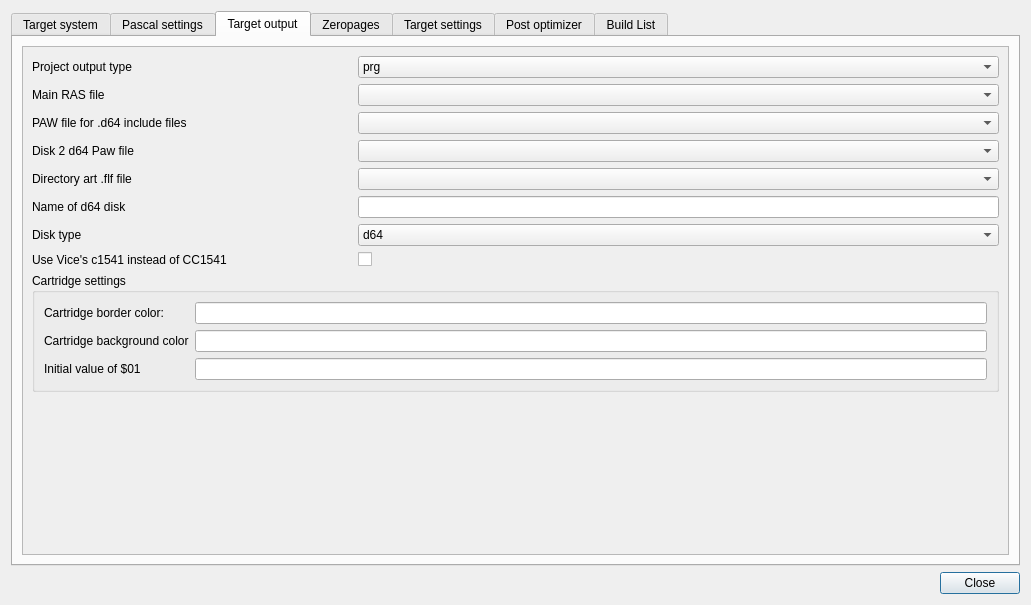
Above: source/dialogprojectsettings.ui from leuat/TRSE before the change. Below: the same form after it.
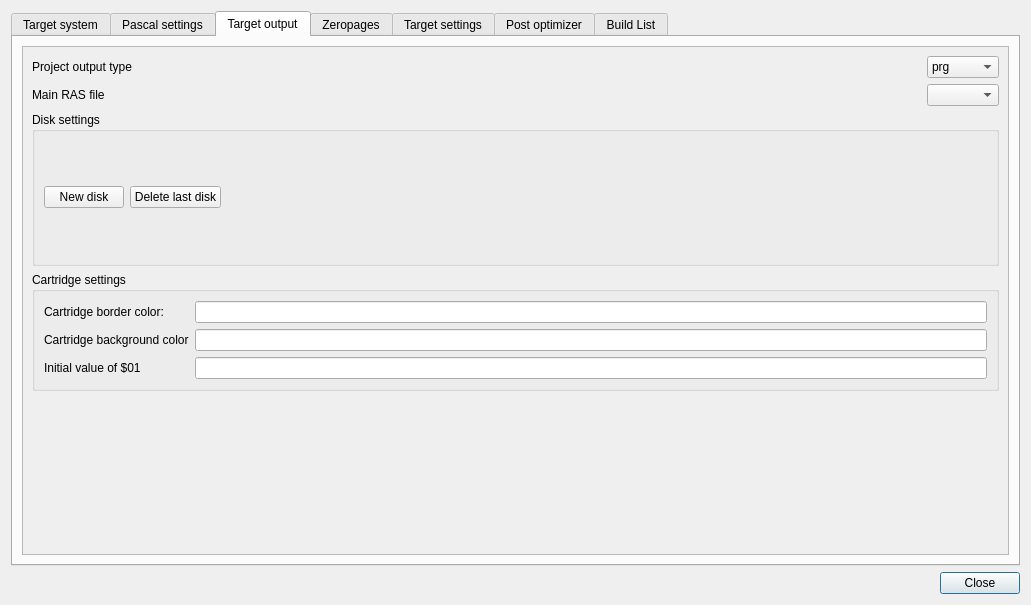
That is the form after the change. The open tabs and pages were chosen to show the change.

Commit message: Added new disk system

The edit to the form file:
```diff
--- a/source/dialogprojectsettings.ui
+++ b/source/dialogprojectsettings.ui
@@ -1203,122 +1203,7 @@
              </rect>
             </property>
             <layout class="QGridLayout" name="gridLayout_24">
-             <item row="0" column="0">
-              <layout class="QGridLayout" name="gridLayout_4" columnstretch="1,2">
-               <item row="5" column="0">
-                <widget class="QLabel" name="label_48">
-                 <property name="text">
-                  <string>Name of d64 disk</string>
-                 </property>
-                </widget>
-               </item>
-               <item row="0" column="1">
-                <widget class="QComboBox" name="cmbOutputType">
-                 <item>
-                  <property name="text">
-                   <string>prg</string>
-                  </property>
-                 </item>
-                 <item>
-                  <property name="text">
-                   <string>d64</string>
-                  </property>
-                 </item>
-                 <item>
-                  <property name="text">
-                   <string>crt</string>
-                  </property>
-                 </item>
-                </widget>
-               </item>
-               <item row="1" column="0">
-                <widget class="QLabel" name="label_8">
-                 <property name="text">
-                  <string>Main RAS file</string>
-                 </property>
-                </widget>
-               </item>
-               <item row="2" column="1">
-                <widget class="QComboBox" name="cmbPawInclude"/>
-               </item>
-               <item row="1" column="1">
-                <widget class="QComboBox" name="cmbMainRas"/>
-               </item>
-               <item row="7" column="0">
-                <widget class="QLabel" name="label_49">
-                 <property name="text">
-                  <string>Use Vice's c1541 instead of CC1541</string>
-                 </property>
-                </widget>
-               </item>
-               <item row="2" column="0">
-                <widget class="QLabel" name="label_9">
-                 <property name="text">
-                  <string>PAW file for .d64 include files</string>
-                 </property>
-                </widget>
-               </item>
-               <item row="4" column="1">
-                <widget class="QComboBox" name="cmbDirArt"/>
-               </item>
-               <item row="3" column="0">
-                <widget class="QLabel" name="label_24">
-                 <property name="text">
-                  <string>Disk 2 d64 Paw file</string>
-                 </property>
-                </widget>
-               </item>
-               <item row="3" column="1">
-                <widget class="QComboBox" name="cmbPawInclude2"/>
-               </item>
-               <item row="4" column="0">
-                <widget class="QLabel" name="label_47">
-                 <property name="text">
-                  <string>Directory art .flf file</string>
-                 </property>
-                </widget>
-               </item>
-               <item row="0" column="0">
-                <widget class="QLabel" name="label_6">
-                 <property name="text">
-                  <string>Project output type</string>
-                 </property>
-                </widget>
-               </item>
-               <item row="7" column="1">
-                <widget class="QCheckBox" name="chkUseViceC1541">
-                 <property name="text">
-                  <string/>
-                 </property>
-                </widget>
-               </item>
-               <item row="5" column="1">
-                <widget class="QLineEdit" name="leDiskname"/>
-               </item>
-               <item row="6" column="1">
-                <widget class="QComboBox" name="cmbDiskType">
-                 <item>
-                  <property name="text">
-                   <string>d64</string>
-                  </property>
-                 </item>
-                 <item>
-                  <property name="text">
-                   <string>d81</string>
-                  </property>
-                 </item>
-                </widget>
-               </item>
-               <item row="6" column="0">
-                <widget class="QLabel" name="label_50">
-                 <property name="text">
-                  <string>Disk type</string>
-                 </property>
-                </widget>
-               </item>
-              </layout>
-             </item>
-             <item row="1" column="0">
+             <item row="2" column="0">
               <widget class="QGroupBox" name="groupBox_2">
                <property name="title">
                 <string>Cartridge settings</string>
@@ -1365,7 +1250,47 @@
                </layout>
               </widget>
              </item>
-             <item row="2" column="0">
+             <item row="0" column="0">
+              <layout class="QGridLayout" name="gridLayout_4" columnstretch="1,0">
+               <item row="0" column="0">
+                <widget class="QLabel" name="label_6">
+                 <property name="text">
+                  <string>Project output type</string>
+                 </property>
+                </widget>
+               </item>
+               <item row="1" column="0">
+                <widget class="QLabel" name="label_8">
+                 <property name="text">
+                  <string>Main RAS file</string>
+                 </property>
+                </widget>
+               </item>
+               <item row="0" column="1">
+                <widget class="QComboBox" name="cmbOutputType">
+                 <item>
+                  <property name="text">
+                   <string>prg</string>
+                  </property>
+                 </item>
+                 <item>
+                  <property name="text">
+                   <string>d64</string>
+                  </property>
+                 </item>
+                 <item>
+                  <property name="text">
+                   <string>crt</string>
+                  </property>
+                 </item>
+                </widget>
+               </item>
+               <item row="1" column="1">
+                <widget class="QComboBox" name="cmbMainRas"/>
+               </item>
+              </layout>
+             </item>
+             <item row="4" column="0">
               <spacer name="verticalSpacer">
                <property name="orientation">
                 <enum>Qt::Vertical</enum>
@@ -1378,6 +1303,49 @@
                </property>
               </spacer>
              </item>
+             <item row="1" column="0">
+              <widget class="QGroupBox" name="groupBox_6">
+               <property name="title">
+                <string>Disk settings</string>
+               </property>
+               <layout class="QGridLayout" name="gridLayout_38" rowstretch="3,0,0,0,0,0,0,0,0" columnstretch="6,0,0">
+                <item row="5" column="0">
+                 <layout class="QGridLayout" name="grdDisks"/>
+                </item>
+                <item row="0" column="0">
+                 <layout class="QGridLayout" name="gridLayout_39">
+                  <item row="0" column="1">
+                   <widget class="QPushButton" name="pushButton_3">
+                    <property name="text">
+                     <string>Delete last disk</string>
+                    </property>
+                   </widget>
+                  </item>
+                  <item row="0" column="0">
+                   <widget class="QPushButton" name="pushButton_2">
+                    <property name="text">
+                     <string>New disk</string>
+                    </property>
+                   </widget>
+                  </item>
+                  <item row="0" column="2">
+                   <spacer name="horizontalSpacer_2">
+                    <property name="orientation">
+                     <enum>Qt::Horizontal</enum>
+                    </property>
+                    <property name="sizeHint" stdset="0">
+                     <size>
+                      <width>40</width>
+                      <height>20</height>
+                     </size>
+                    </property>
+                   </spacer>
+                  </item>
+                 </layout>
+                </item>
+               </layout>
+              </widget>
+             </item>
             </layout>
            </widget>
           </widget>
```
Left out of the diff: 16 changed lines with no effect on the pictures. The commit also changes 13 other files.
